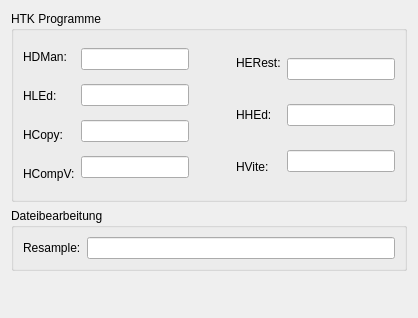
KDE/simon, file ui/externalprogramms.ui: the form before one commit.
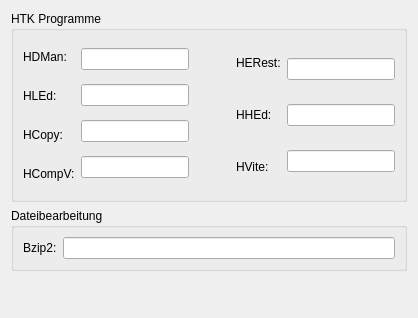
The form after the commit. Icons and pictures are not drawn.

What changed in the file:
```diff
--- a/ui/externalprogramms.ui
+++ b/ui/externalprogramms.ui
@@ -160,7 +160,7 @@
       <item>
        <widget class="QLabel" name="lbBzip2" >
         <property name="text" >
-         <string>Resample:</string>
+         <string>Bzip2:</string>
         </property>
         <property name="buddy" >
          <cstring>leBzip2</cstring>
```
Left out of the diff: 2 changed lines with no effect on the pictures.
